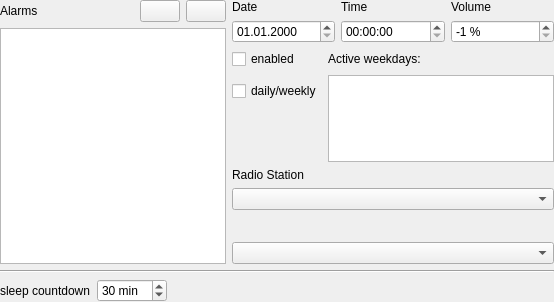
Qt form plugins/timecontrol/timecontrol-configuration-ui.ui (pbek/kradio) before a commit.
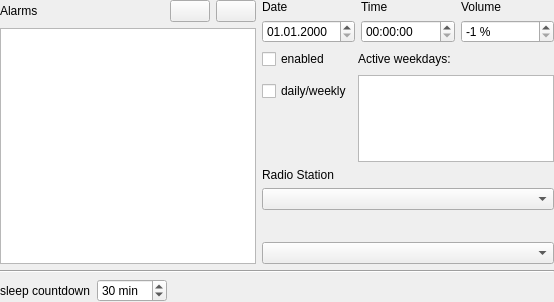
The same form after that commit. Custom widgets are drawn as their Qt base class.

Commit message: Big Configuration Dialog Size Fix: The size should fit now on netbooks

```diff
--- a/plugins/timecontrol/timecontrol-configuration-ui.ui
+++ b/plugins/timecontrol/timecontrol-configuration-ui.ui
@@ -107,7 +107,14 @@
       </layout>
      </item>
      <item>
-      <widget class="KListWidget" name="listAlarms"/>
+      <widget class="KListWidget" name="listAlarms">
+       <property name="sizePolicy">
+        <sizepolicy hsizetype="MinimumExpanding" vsizetype="Expanding">
+         <horstretch>0</horstretch>
+         <verstretch>0</verstretch>
+        </sizepolicy>
+       </property>
+      </widget>
      </item>
     </layout>
    </item>
```
The commit also changes 9 other files.
